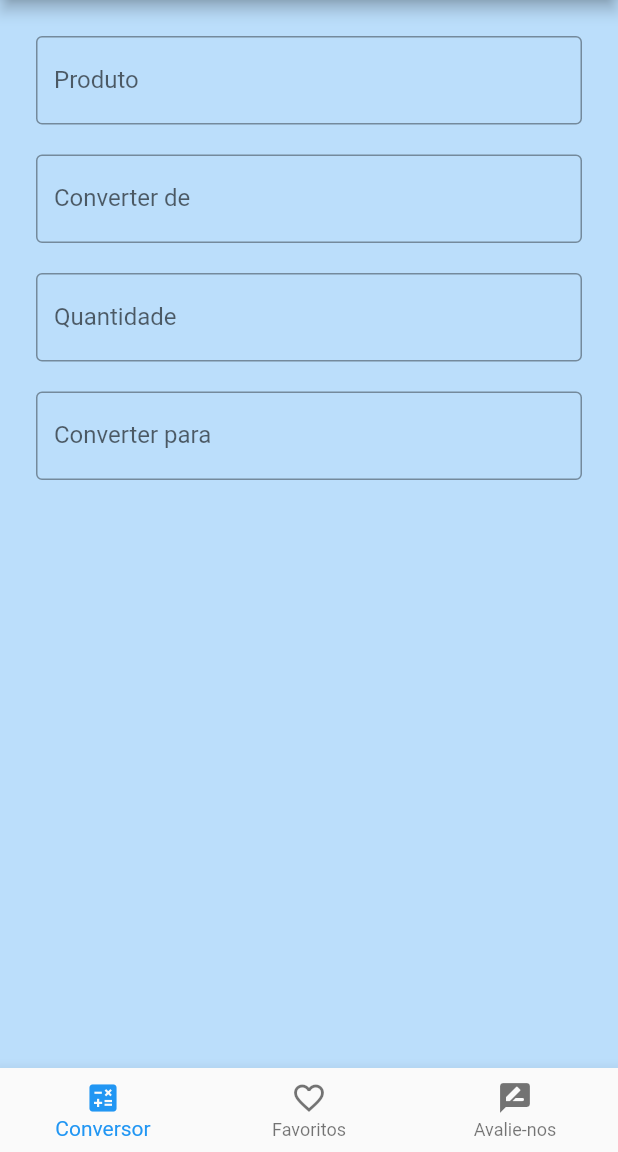
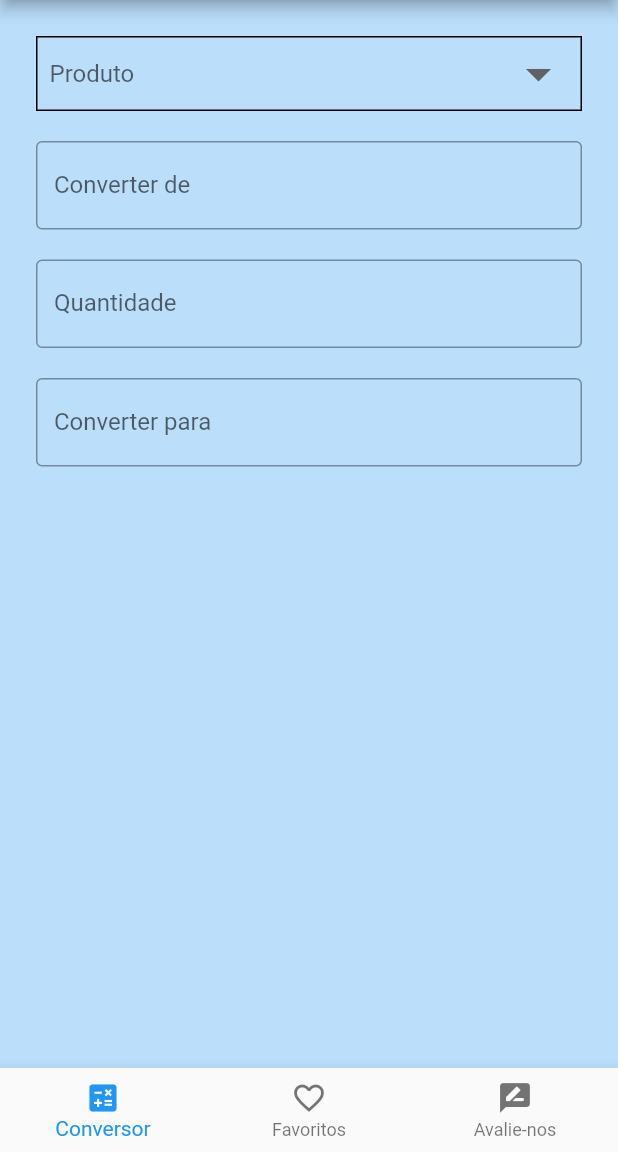
Before and after one commit to TeamMercuryDevelopment/Cooking_Converter, a Flutter app: the screen it shows after launch, on a phone screen of 412 x 824 dp, the part 84-1236 px from its top. Run offline on Flutter 3.47's test engine with Material 2 defaults, Android fonts, the phone set to English and light mode, and no system bars.

Commit message:
✨ Dropdown Button added

```diff
--- a/lib/screens/form.dart
+++ b/lib/screens/form.dart
@@ -6,6 +6,11 @@ class ProductForm extends StatefulWidget {
 }
 
 class _ProductFormState extends State<ProductForm> {
+
+  String value;
+  List listItem = [
+    "Item 1", "Item 2", "Item 3", "Item 4", "Item 5", "Item 6", "Item 4", "Item 4", "Item 4", "Item 4", "Item 4", "Item 4", "Item 4", "Item 4", "Item 4", "Item 4", "Item 4",
+  ];
 
   @override
   Widget build(BuildContext context) {
@@ -23,15 +28,42 @@ class _ProductFormState extends State<ProductForm> {
           ],
         ),
         body: SingleChildScrollView(
+            child: Center(
               child: Padding(
                 padding: const EdgeInsets.all(24.0),
                 child: Column(
                   children: <Widget> [
                     SizedBox(
-                    child: TextField(
-                      decoration: InputDecoration(
-                        border: OutlineInputBorder(),
-                        labelText: "Produto"
+                      child: Container(
+                        padding: EdgeInsets.only(left: 8.0, right: 8.0),
+                        decoration: BoxDecoration(
+                          border: Border.all(
+                            color: Colors.black
+                            ),
+                        ),
+                        child: DropdownButton(
+                          hint: Text("Produto"),
+                          icon: Icon(Icons.arrow_drop_down),
+                          iconSize: 40,
+                          elevation: 5,
+                          isExpanded: true,
+                          underline: SizedBox(),
+                          style: TextStyle(
+                            color: Colors.black,
+                            fontSize: 16,
+                          ),
+                          value: value,
+                          onChanged: (newValue) {
+                            setState (() {
+                              value = newValue;
+                            });
+                          },
+                          items: listItem.map<DropdownMenuItem<String>>((valueItem) =>
+                          new  DropdownMenuItem<String>(
+                            value: valueItem,
+                            child: Text(valueItem)
+                            )
+                          ).toList(),
                         ),
                       ),
                     ),
@@ -66,6 +98,7 @@ class _ProductFormState extends State<ProductForm> {
                   ),
               ),
             ),
+        ),
         bottomNavigationBar: BottomNavigationBar(
           items: [
             BottomNavigationBarItem(
```
Lines whose indentation alone changed are shown as unchanged.
